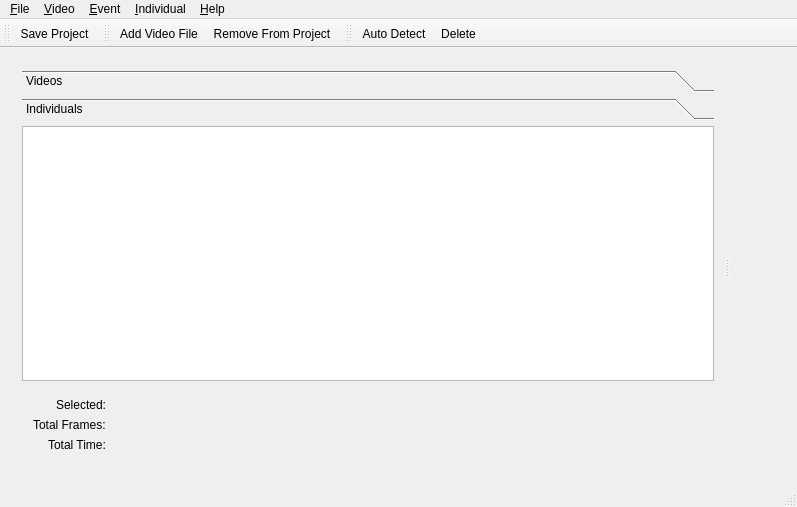
Old version of the form application/gui/mainwindow.ui in the repository BioFoV/BioFoV.
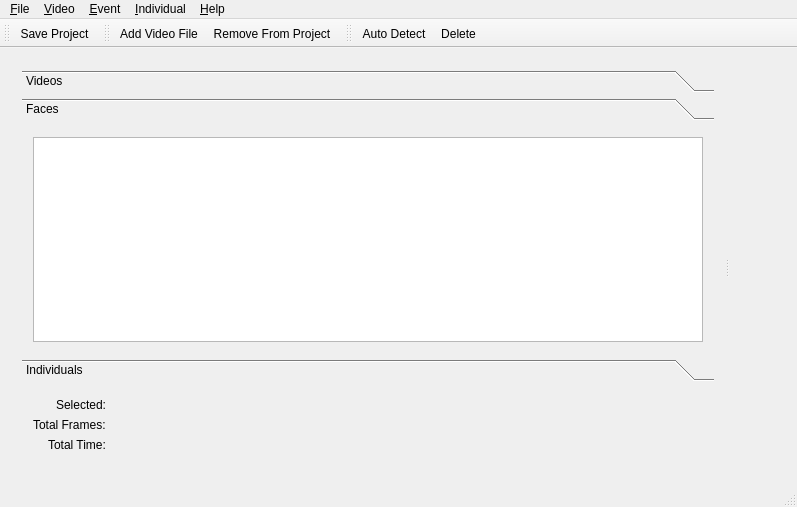
New version of the form. The open tabs and pages were chosen to show the change. Custom widgets are drawn as their Qt base class.

Patch:
```diff
--- a/application/gui/mainwindow.ui
+++ b/application/gui/mainwindow.ui
@@ -74,13 +74,23 @@
             </item>
            </layout>
           </widget>
+          <widget class="QWidget" name="facePage">
+           <attribute name="label">
+            <string>Faces</string>
+           </attribute>
+           <layout class="QVBoxLayout" name="verticalLayout_2">
+            <item>
+             <widget class="QListWidget" name="faceList"/>
+            </item>
+           </layout>
+          </widget>
           <widget class="QWidget" name="individualPage">
            <property name="geometry">
             <rect>
              <x>0</x>
              <y>0</y>
              <width>769</width>
-             <height>285</height>
+             <height>257</height>
             </rect>
            </property>
            <attribute name="label">
```
Left out of the diff: 4 changed lines with no effect on the pictures.
